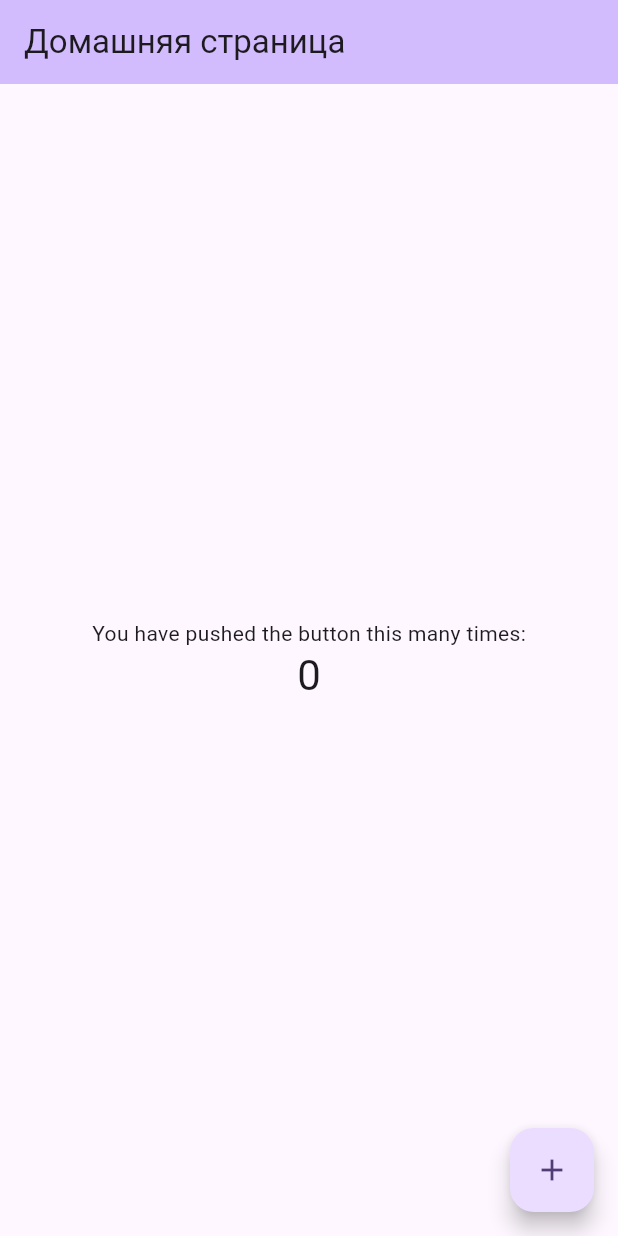
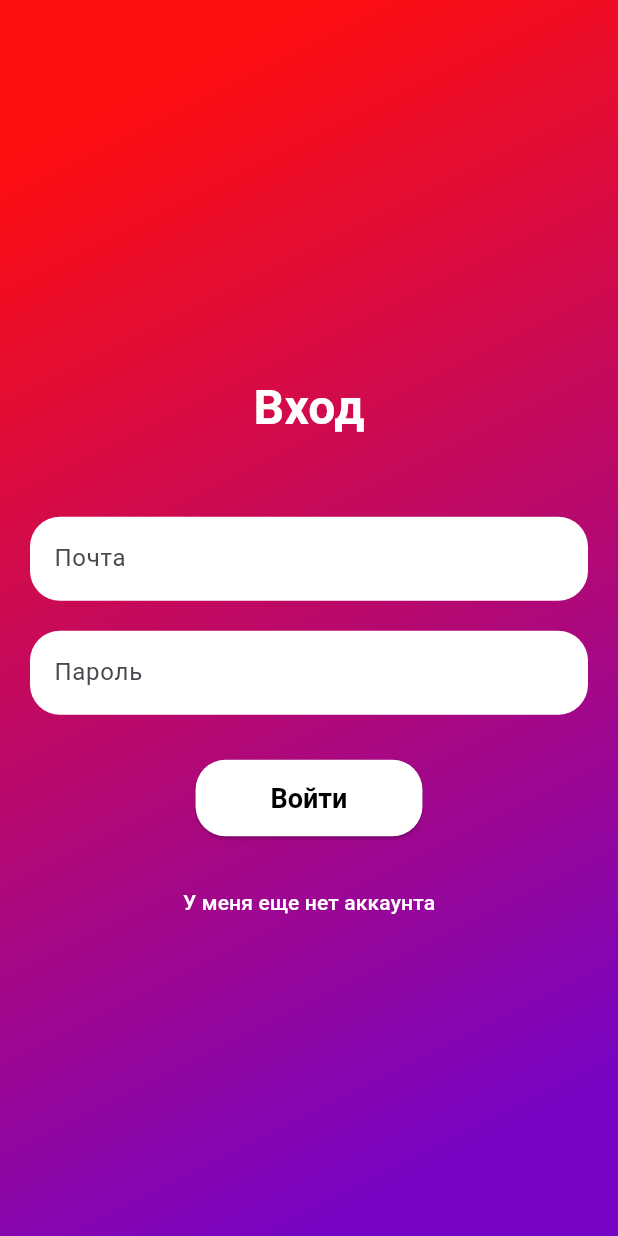
Before and after one commit to Cosssmy/zc_dodiddon, a Flutter app: the screen it shows after launch, on a phone screen of 412 x 824 dp. Run offline on Flutter 3.47's test engine with Material 3 defaults, Android fonts, the phone set to English and light mode, and no system bars.

Commit message:
login page

```diff
--- a/lib/app/app.dart
+++ b/lib/app/app.dart
@@ -1,5 +1,6 @@
 import 'package:flutter/material.dart';
-import 'package:zc_dodiddon/pages/my_home_page.dart';
+import 'package:zc_dodiddon/pages/login_page.dart';
+import 'package:zc_dodiddon/theme/theme.dart';
 
 class MyApp extends StatelessWidget {
   const MyApp({super.key});
@@ -9,11 +10,8 @@ class MyApp extends StatelessWidget {
   Widget build(BuildContext context) {
     return MaterialApp(
       title: 'Flutter Demo',
-      theme: ThemeData(
-        colorScheme: ColorScheme.fromSeed(seedColor: Colors.deepPurple),
-        useMaterial3: true,
-      ),
-      home: const MyHomePage(title: 'Домашняя страница'),
+      theme: DoDidDoneTheme.lightTheme,
+      home: const LoginPage(),
     );
   }
 }
--- /dev/null
+++ b/lib/pages/login_page.dart
@@ -0,0 +1,136 @@
+import 'package:flutter/material.dart';
+
+import '../theme/theme.dart';
+
+class LoginPage extends StatefulWidget {
+  const LoginPage({Key? key}) : super(key: key);
+
+  @override
+  State<LoginPage> createState() => _LoginPageState();
+}
+
+class _LoginPageState extends State<LoginPage> {
+  final _formKey = GlobalKey<FormState>();
+  bool _isRegistration = false;
+
+  @override
+  Widget build(BuildContext context) {
+    return Scaffold(
+      body: Container(
+        decoration: BoxDecoration(
+          gradient: LinearGradient(
+            begin: Alignment.topLeft,
+            end: Alignment.bottomRight,
+            colors: _isRegistration
+                ? [
+                    DoDidDoneTheme.lightTheme.colorScheme.primary,
+                    DoDidDoneTheme.lightTheme.colorScheme.secondary,
+                  ]
+                : [
+                    DoDidDoneTheme.lightTheme.colorScheme.secondary,
+                    DoDidDoneTheme.lightTheme.colorScheme.primary,
+                  ],
+            stops: const [0.1, 0.9],
+          ),
+        ),
+        child: Padding(
+          padding: const EdgeInsets.all(20.0),
+          child: Form(
+            key: _formKey,
+            child: Column(
+              mainAxisAlignment: MainAxisAlignment.center,
+              children: [
+                const SizedBox(height: 50),
+                Text(
+                  _isRegistration ? 'Регистрация' : 'Вход',
+                  style: const TextStyle(
+                    fontSize: 32,
+                    fontWeight: FontWeight.bold,
+                    color: Colors.white,
+                  ),
+                ),
+                const SizedBox(height: 50),
+                TextFormField(
+                  decoration: const InputDecoration(
+                    hintText: 'Почта',
+                    filled: true,
+                    fillColor: Colors.white,
+                    border: OutlineInputBorder(
+                      borderRadius: BorderRadius.all(Radius.circular(20)),
+                      borderSide: BorderSide.none,
+                    ),
+                  ),
+                  validator: (value) {
+                    if (value == null || value.isEmpty) {
+                      return 'Пожалуйста, введите логин';
+                    }
+                    return null;
+                  },
+                ),
+                const SizedBox(height: 20),
+                TextFormField(
+                  obscureText: true,
+                  decoration: const InputDecoration(
+                    hintText: 'Пароль',
+                    filled: true,
+                    fillColor: Colors.white,
+                    border: OutlineInputBorder(
+                      borderRadius: BorderRadius.all(Radius.circular(20)),
+                      borderSide: BorderSide.none,
+                    ),
+                  ),
+                  validator: (value) {
+                    if (value == null || value.isEmpty) {
+                      return 'Пожалуйста, введите пароль';
+                    }
+                    return null;
+                  },
+                ),
+                const SizedBox(height: 30),
+                ElevatedButton(
+                  onPressed: () {
+                    if (_formKey.currentState!.validate()) {
+                      // Обработка входа/регистрации
+                    }
+                  },
+                  style: ElevatedButton.styleFrom(
+                    backgroundColor: Colors.white,
+                    padding: const EdgeInsets.symmetric(
+                        horizontal: 50, vertical: 15),
+                    textStyle: const TextStyle(
+                      fontSize: 18,
+                      fontWeight: FontWeight.bold,
+                    ),
+                    shape: RoundedRectangleBorder(
+                      borderRadius: BorderRadius.circular(20),
+                    ),
+                  ),
+                  child: Text(
+                    _isRegistration ? 'Зарегистрироваться' : 'Войти',
+                    style: const TextStyle(color: Colors.black),
+                  ),
+                ),
+                const SizedBox(height: 20),
+                TextButton(
+                  onPressed: () {
+                    setState(() {
+                      _isRegistration = !_isRegistration;
+                    });
+                  },
+                  child: Text(
+                    _isRegistration
+                        ? 'У меня уже есть аккаунт'
+                        : 'У меня еще нет аккаунта',
+                    style: const TextStyle(
+                      color: Colors.white,
+                    ),
+                  ),
+                ),
+              ],
+            ),
+          ),
+        ),
+      ),
+    );
+  }
+}
--- a/lib/pages/my_home_page.dart
+++ /dev/null
@@ -1,49 +0,0 @@
-import 'package:flutter/material.dart';
-
-class MyHomePage extends StatefulWidget {
-  const MyHomePage({super.key, required this.title});
-
-  final String title;
-
-  @override
-  State<MyHomePage> createState() => _MyHomePageState();
-}
-
-class _MyHomePageState extends State<MyHomePage> {
-  int _counter = 0;
-
-  void _incrementCounter() {
-    setState(() {
-      _counter++;
-    });
-  }
-
-  @override
-  Widget build(BuildContext context) {
-    return Scaffold(
-      appBar: AppBar(
-        backgroundColor: Theme.of(context).colorScheme.inversePrimary,
-        title: Text(widget.title),
-      ),
-      body: Center(
-        child: Column(
-          mainAxisAlignment: MainAxisAlignment.center,
-          children: <Widget>[
-            const Text(
-              'You have pushed the button this many times:',
-            ),
-            Text(
-              '$_counter',
-              style: Theme.of(context).textTheme.headlineMedium,
-            ),
-          ],
-        ),
-      ),
-      floatingActionButton: FloatingActionButton(
-        onPressed: _incrementCounter,
-        tooltip: 'Increment',
-        child: const Icon(Icons.add),
-      ), // This trailing comma makes auto-formatting nicer for build methods.
-    );
-  }
-}
--- /dev/null
+++ b/lib/theme/theme.dart
@@ -0,0 +1,21 @@
+import 'package:flutter/material.dart';
+
+class DoDidDoneTheme {
+  static ThemeData lightTheme = ThemeData(
+    colorScheme: ColorScheme.fromSeed(
+      seedColor: const Color(0xFF7704C4), // Основной цвет
+      brightness: Brightness.light,
+      primary: const Color(0xFF7704C4), // Основной цвет
+      onPrimary: Colors.white,
+      secondary: const Color(0xFFFF0E0E), // Второй цвет
+      onSecondary: Colors.white,
+      error: Colors.white,
+      onError: Colors.white,
+      background: const Color(0xFF7704C4), // Основной цвет
+      onBackground: Colors.white,
+      surface: const Color(0xFFFF0E0E), // Второй цвет
+      onSurface: Colors.white,
+    ),
+    useMaterial3: true,
+  );
+}
```
